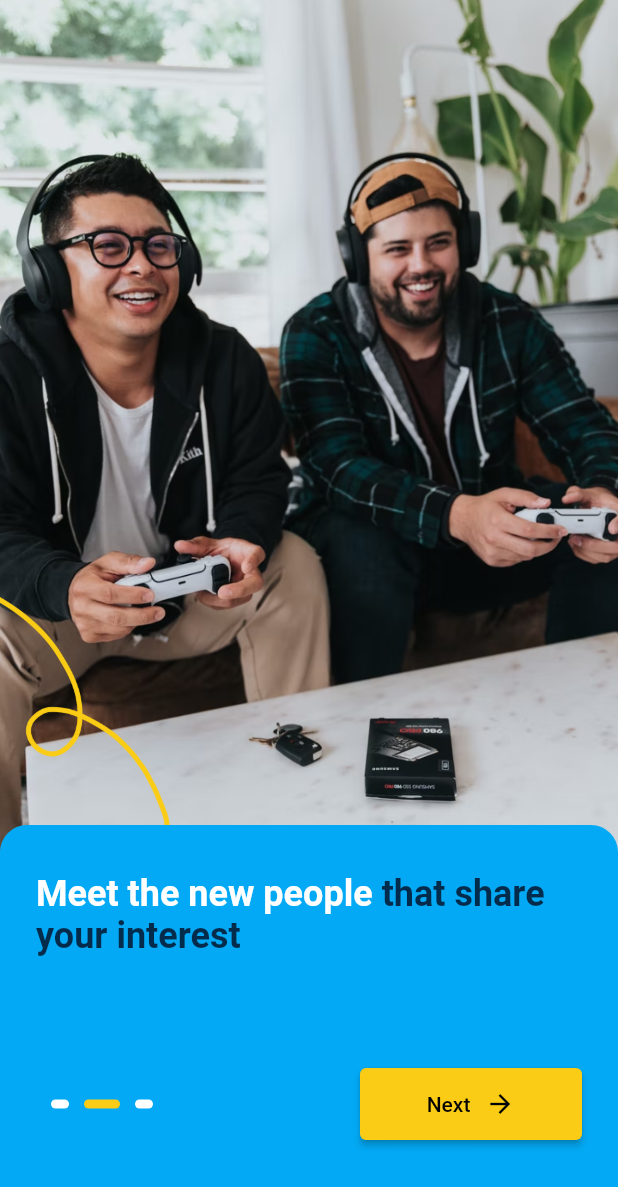
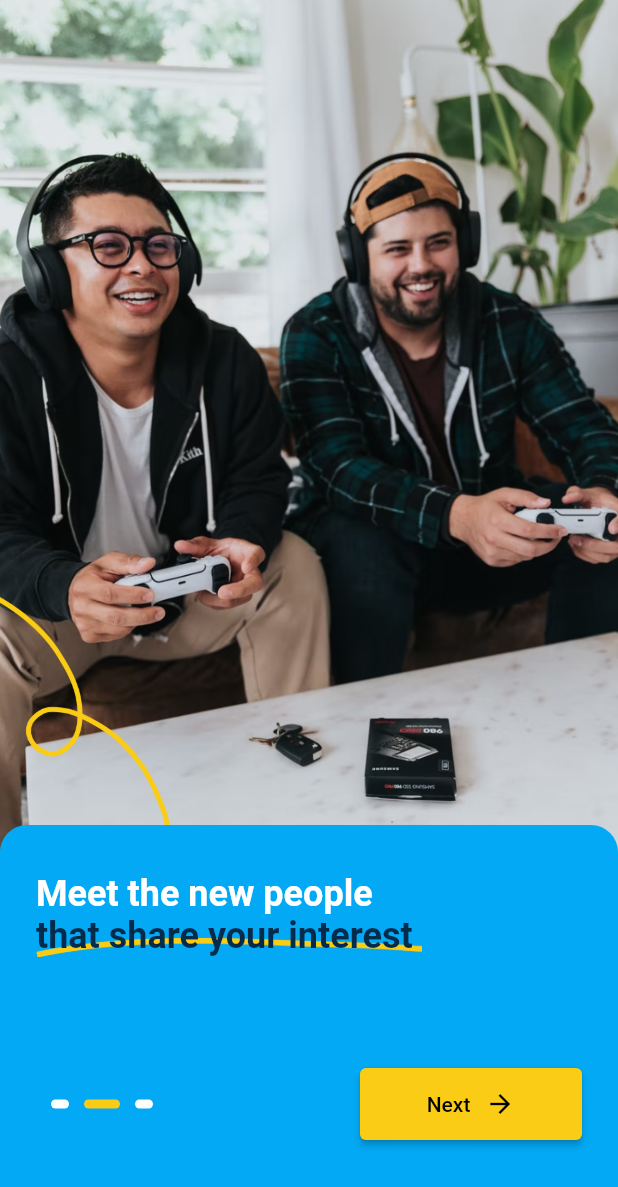
Before and after one commit to Priyanshu-Singhz/letsconnectnewui, a Flutter app: the screen it shows after launch, swiped to page 2, on a phone screen of 412 x 824 dp. Shown: the top 1187 px of the screen. Run offline on Flutter 3.47's test engine with Material 2 defaults, Android fonts, the phone set to English and light mode, and no system bars.

Commit message:
"yellow underline done"

```diff
--- a/lib/screens/onboarding.dart
+++ b/lib/screens/onboarding.dart
@@ -133,19 +133,26 @@ class ContainerCard extends StatelessWidget {
               children: [
                 TextSpan(
                   children: [
-                    // WidgetSpan(
-                    //   child: Image.asset(
-                    //     "assets/onboarding/line.png",
-                    //     scale: 6,
-                    //   ),
-                    // )
+                    WidgetSpan(
+                      child: Container(
+                        decoration: BoxDecoration(
+                          image: DecorationImage(
+                            image: AssetImage("assets/onboarding/line.png"),
+                            fit: BoxFit.fitWidth,
+                            alignment: Alignment.bottomCenter,
+                          ),
+                        ),
+                        child: Text(
+                          model.labels[1],
+                          style: TextStyle(
+                            color: Color.fromARGB(255, 3, 43, 76),
+                            fontSize: 24,
+                            fontWeight: FontWeight.w700,
+                          ),
+                        ),
+                      ),
+                    )
                   ],
-                  text: model.labels[1],
-                  style: TextStyle(
-                    color: Color.fromARGB(255, 3, 43, 76),
-                    fontSize: 24,
-                    fontWeight: FontWeight.w700,
-                  ),
                 ),
                 TextSpan(
                   text: model.labels[2],
```
